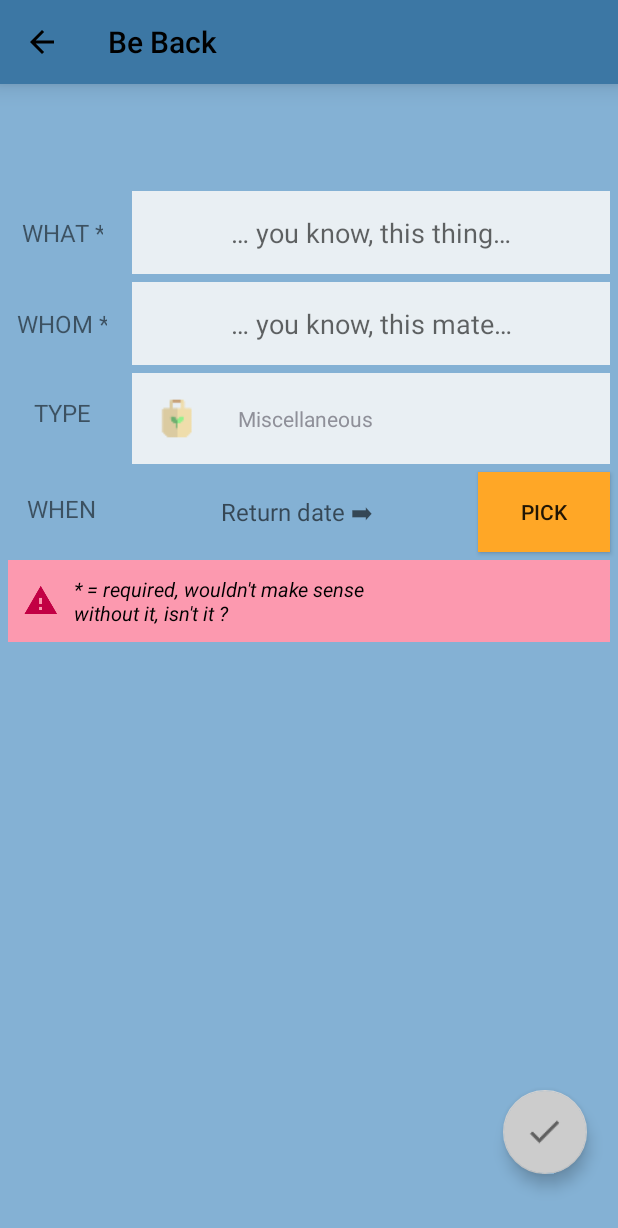
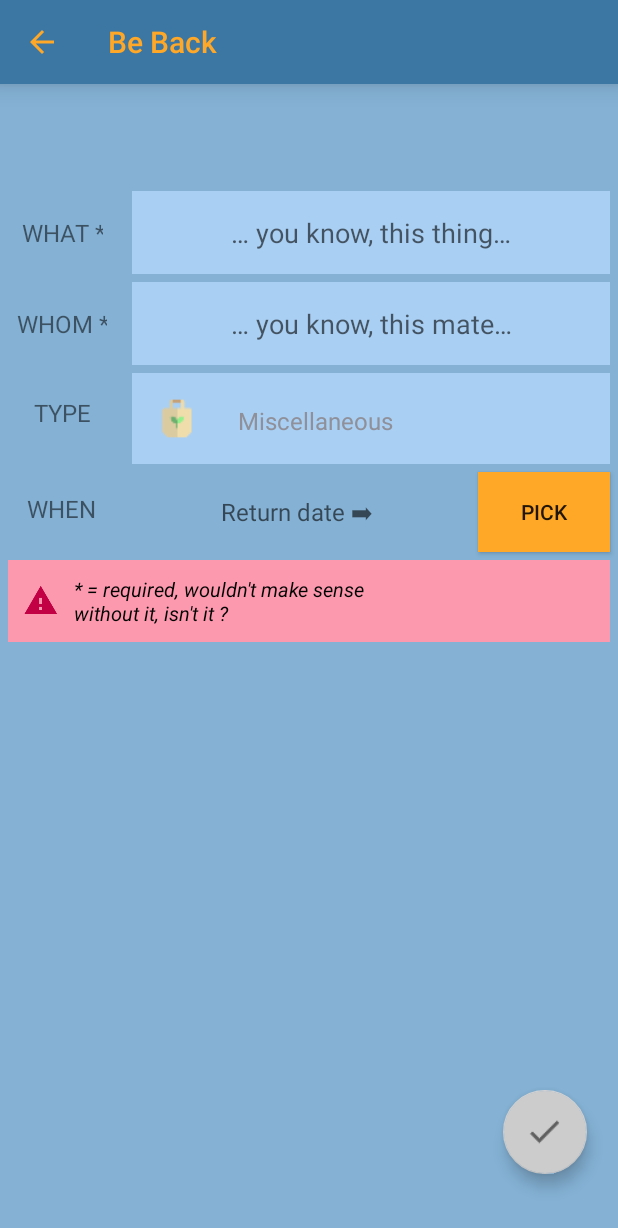
Before and after one commit to bertrandripoche/beback, an Android app: the AddLoanActivity screen opened directly, with no data from a screen before it, on a phone screen of 412 x 824 dp. Shown: the top 1228 px of the screen. Run offline under Robolectric (Android 15) with nearby library versions, the phone set to English and light mode, and no system bars; our stand-ins replace Firebase (no records; nobody signed in at launch, a user with empty details on screens opened directly); 4 statements that could not run were skipped.

Commit message:
Finally fixed the display bug of the recyclerView on the main LoanActivity screen!!

```diff
--- a/app/src/main/java/com/depuisletemps/beback/model/Loan.kt
+++ b/app/src/main/java/com/depuisletemps/beback/model/Loan.kt
@@ -1,6 +1,4 @@
 package com.depuisletemps.beback.model
-
-import java.util.*
 
 data class Loan (
     var requestor_id:String,
@@ -11,4 +9,6 @@ data class Loan (
     var creation_date : String,
     var due_date:String?,
     var returned_date:String?
-)
+){
+    constructor(): this("","", "", "", "", "", " ", "")
+}
--- a/app/src/main/java/com/depuisletemps/beback/ui/customview/CategoryItem.kt
+++ /dev/null
@@ -1,5 +0,0 @@
-package com.depuisletemps.beback.ui.customview
-
-import com.bumptech.glide.load.engine.bitmap_recycle.IntegerArrayAdapter
-
-class CategoryItem(categoryText: String, categoryImage: Int) {}
--- a/app/src/main/java/com/depuisletemps/beback/ui/recyclerview/LoanAdapter.kt
+++ b/app/src/main/java/com/depuisletemps/beback/ui/recyclerview/LoanAdapter.kt
@@ -1,5 +1,6 @@
 package com.depuisletemps.beback.ui.recyclerview
 
+import android.content.Context
 import android.view.LayoutInflater
 import android.view.ViewGroup
 import com.depuisletemps.beback.R
@@ -7,14 +8,14 @@ import com.depuisletemps.beback.model.Loan
 import com.firebase.ui.firestore.FirestoreRecyclerAdapter
 import com.firebase.ui.firestore.FirestoreRecyclerOptions
 
-class LoanAdapter(options: FirestoreRecyclerOptions<Loan>): FirestoreRecyclerAdapter<Loan,LoanViewHolder>(options) {
+class LoanAdapter(options: FirestoreRecyclerOptions<Loan>, private val context: Context): FirestoreRecyclerAdapter<Loan,LoanViewHolder>(options) {
 
     override fun onCreateViewHolder(parent: ViewGroup, viewType: Int): LoanViewHolder {
         return LoanViewHolder(LayoutInflater.from(parent.context).inflate(R.layout.loanactivity_recyclerview_item_loan, parent, false))
     }
 
     override fun onBindViewHolder(holder: LoanViewHolder, position: Int, loan: Loan) {
-        holder.updateWithLoan(loan, position)
+        holder.updateWithLoan(loan, position, context)
     }
 
 }
--- a/app/src/main/java/com/depuisletemps/beback/ui/recyclerview/LoanViewHolder.kt
+++ b/app/src/main/java/com/depuisletemps/beback/ui/recyclerview/LoanViewHolder.kt
@@ -1,11 +1,14 @@
 package com.depuisletemps.beback.ui.recyclerview
 
+import android.content.Context
 import android.graphics.Color
 import android.view.View
+import androidx.core.content.ContextCompat
 import androidx.recyclerview.widget.RecyclerView
 import com.depuisletemps.beback.R
 import com.depuisletemps.beback.model.Loan
 import com.depuisletemps.beback.utils.Utils
+import kotlinx.android.synthetic.main.activity_add_loan.*
 import kotlinx.android.synthetic.main.loanactivity_recyclerview_item_loan.view.*
 
 class LoanViewHolder(view: View): RecyclerView.ViewHolder(view) {
@@ -14,16 +17,27 @@ class LoanViewHolder(view: View): RecyclerView.ViewHolder(view) {
     val product = view.item_product
     val recipient = view.item_recipient
     val loanType = view.item_loan_type
-    val returnDate = view.item_return_date
+    val toFrom = view.item_to_from
+    val dueDate = view.item_due_date
     val utils:Utils = Utils()
 
-    fun updateWithLoan(loan: Loan, position: Int) {
-        if (position % 2 == 0) item?.setBackgroundColor(Color.parseColor("e9eff3"))
-        else item?.setBackgroundColor(Color.parseColor("84b1d4"))
+    fun updateWithLoan(loan: Loan, position: Int, context:Context) {
+        val primaryLightColor = ContextCompat.getColor(context, R.color.primaryLightColor)
+        val primaryColor = ContextCompat.getColor(context, R.color.primaryColor)
+        if (position % 2 == 0) item?.setBackgroundColor(primaryLightColor)
+        else item?.setBackgroundColor(primaryColor)
+
         category.setImageResource(utils.getIconFromCategory(loan.product_category))
         product.text = loan.product
-        if (loan.type == "lend") loanType.setImageResource(R.drawable.ic_loan)
-        else loanType.setImageResource(R.drawable.ic_borrowing)
-        returnDate.text = loan.returned_date.toString()
+        recipient.text = loan.recipient_id
+        if (loan.type == "lend") {
+            loanType.setImageResource(R.drawable.ic_loan)
+            toFrom.setText(R.string.lent_to)
+
+        } else {
+            loanType.setImageResource(R.drawable.ic_borrowing)
+            toFrom.setText(R.string.borrowed_from)
+        }
+        dueDate.text = loan.due_date.toString()
     }
 }
--- a/app/src/main/java/com/depuisletemps/beback/ui/view/LoanActivity.kt
+++ b/app/src/main/java/com/depuisletemps/beback/ui/view/LoanActivity.kt
@@ -26,7 +26,6 @@ class LoanActivity: BaseActivity() {
     lateinit var mProfileButton: MenuItem
     lateinit var mLoansRef: CollectionReference
     private var mAdapter: LoanAdapter? = null
-    private var mLoanList: List<Loan>? = null
     var mUser: FirebaseUser? = null
 
     override fun onCreate(savedInstanceState: Bundle?) {
@@ -98,12 +97,12 @@ class LoanActivity: BaseActivity() {
         val query = mLoansRef.whereEqualTo("requestor_id", requesterId)
 
         val options = FirestoreRecyclerOptions.Builder<Loan>().setQuery(query, Loan::class.java).build()
-        mAdapter = LoanAdapter(options)
+        mAdapter = LoanAdapter(options, this)
 
         if (activity_loan_recycler_view != null) {
             activity_loan_recycler_view.setHasFixedSize(true)
-            activity_loan_recycler_view.setLayoutManager(LinearLayoutManager(applicationContext))
-            activity_loan_recycler_view.setAdapter(mAdapter)
+            activity_loan_recycler_view.layoutManager = LinearLayoutManager(applicationContext)
+            activity_loan_recycler_view.adapter = mAdapter
         }
     }
 
@@ -144,4 +143,21 @@ class LoanActivity: BaseActivity() {
         intent.putExtra("type", type)
         startActivity(intent)
     }
+
+    /**
+     * This method indicates when the adapter needs to start listening
+     */
+    override fun onStart() {
+        super.onStart()
+        mAdapter!!.startListening()
+    }
+
+    /**
+     * This method indicates when the adapter needs to stop listening
+     */
+    override fun onStop() {
+        super.onStop()
+        mAdapter!!.stopListening()
+    }
+
 }
--- a/app/src/main/java/com/depuisletemps/beback/utils/Utils.kt
+++ b/app/src/main/java/com/depuisletemps/beback/utils/Utils.kt
@@ -13,11 +13,10 @@ class Utils {
      * @return the resource id Int which matches the categories
      */
     fun getIconFromCategory(category: String): Int {
-        val categories = arrayOf<String>("Miscelleanous","Appliance","Books","Clothes","Games","Money","Sport","Tools","Utensil")
+        val categories = arrayOf<String>("Miscellaneous","Appliance","Books","Clothes","Games","Money","Sport","Tools","Utensil")
         val icons = arrayOf<Int>(R.drawable.ic_miscellaneous,R.drawable.ic_appliance,R.drawable.ic_books,R.drawable.ic_clothes,R.drawable.ic_games,R.drawable.ic_money,R.drawable.ic_sport,R.drawable.ic_tools,R.drawable.ic_kitchen)
 
         val index:Int = categories.indexOf(category)
-        println("Index :"+index)
         return icons[index]
     }
 
--- /dev/null
+++ b/app/src/main/res/layout-land/activity_add_loan.xml
@@ -0,0 +1,244 @@
+<?xml version="1.0" encoding="utf-8"?>
+<androidx.constraintlayout.widget.ConstraintLayout xmlns:android="http://schemas.android.com/apk/res/android"
+        android:layout_width="match_parent"
+        android:layout_height="match_parent"
+        android:id="@+id/activity_add_loan_container"
+        android:background="@color/primaryColor"
+        xmlns:app="http://schemas.android.com/apk/res-auto">
+
+    <include layout="@layout/toolbar"
+            app:layout_constraintTop_toTopOf="parent"/>
+
+    <TextView
+            android:id="@+id/loan_type"
+            android:layout_width="match_parent"
+            android:layout_height="wrap_content"
+            android:padding="@dimen/extra"
+            android:textSize="@dimen/title_size"
+            android:textAllCaps="true"
+            android:textAlignment="center"
+            android:gravity="center_vertical"
+            app:layout_constraintTop_toBottomOf="@+id/toolbar"
+            />
+
+    <TextView
+            android:id="@+id/loan_product_title"
+            android:layout_width="wrap_content"
+            android:layout_height="wrap_content"
+            android:padding="@dimen/extra"
+            android:textSize="@dimen/text_size_max"
+            android:textAllCaps="true"
+            android:textAlignment="center"
+            android:gravity="center_vertical"
+            android:text="@string/what"
+            app:layout_constraintTop_toBottomOf="@+id/loan_type"
+            app:layout_constraintBottom_toTopOf="@+id/spinner_loan_categories"
+            app:layout_constraintLeft_toLeftOf="parent"
+            app:layout_constraintRight_toLeftOf="@+id/guideline_vertical_left"
+            />
+
+    <EditText
+            android:id="@+id/loan_product"
+            android:layout_width="0dp"
+            android:layout_height="wrap_content"
+            android:padding="@dimen/extra"
+            android:layout_margin="@dimen/basic"
+            android:hint="@string/product_hint"
+            android:background="@color/primaryLightColor"
+            android:textAlignment="center"
+            app:layout_constraintTop_toBottomOf="@+id/loan_type"
+            app:layout_constraintBottom_toTopOf="@+id/spinner_loan_categories"
+            app:layout_constraintLeft_toRightOf="@id/guideline_vertical_left"
+            app:layout_constraintRight_toRightOf="@+id/guideline_vertical_center"
+            />
+
+    <TextView
+            android:id="@+id/loan_recipient_title"
+            android:layout_width="wrap_content"
+            android:layout_height="wrap_content"
+            android:padding="@dimen/extra"
+            android:textSize="@dimen/text_size_max"
+            android:textAllCaps="true"
+            android:textAlignment="center"
+            android:gravity="center_vertical"
+            android:text="@string/whom"
+            app:layout_constraintTop_toBottomOf="@+id/loan_type"
+            app:layout_constraintBottom_toTopOf="@+id/spinner_loan_categories"
+            app:layout_constraintLeft_toRightOf="@id/guideline_vertical_center"
+            app:layout_constraintRight_toRightOf="@+id/guideline_vertical_center_right"
+            />
+
+    <EditText
+            android:id="@+id/loan_recipient"
+            android:layout_width="0dp"
+            android:layout_height="wrap_content"
+            android:padding="@dimen/extra"
+            android:layout_margin="@dimen/basic"
+            android:hint="@string/recipient_hint"
+            android:background="@color/primaryLightColor"
+            android:textAlignment="center"
+            app:layout_constraintTop_toBottomOf="@+id/loan_type"
+            app:layout_constraintBottom_toTopOf="@+id/spinner_loan_categories"
+            app:layout_constraintLeft_toRightOf="@id/guideline_vertical_center_right"
+            app:layout_constraintRight_toRightOf="parent"
+            />
+
+    <TextView
+            android:id="@+id/loan_spinner_title"
+            android:layout_width="wrap_content"
+            android:layout_height="wrap_content"
+            android:padding="@dimen/extra"
+            android:layout_margin="@dimen/basic"
+            android:textSize="@dimen/text_size_max"
+            android:textAllCaps="true"
+            android:textAlignment="center"
+            android:gravity="center_vertical"
+            android:text="@string/type"
+            app:layout_constraintTop_toBottomOf="@+id/loan_recipient"
+            app:layout_constraintLeft_toLeftOf="parent"
+            app:layout_constraintRight_toLeftOf="@+id/guideline_vertical_left"
+            />
+
+    <Spinner
+            android:id="@+id/spinner_loan_categories"
+            android:layout_width="0dp"
+            android:layout_height="wrap_content"
+            android:padding="@dimen/basic"
+            android:layout_margin="@dimen/basic"
+            android:background="@color/primaryLightColor"
+            app:layout_constraintTop_toBottomOf="@+id/loan_recipient"
+            app:layout_constraintLeft_toLeftOf="@+id/guideline_vertical_left"
+            app:layout_constraintRight_toLeftOf="@+id/guideline_vertical_center"
+            />
+
+    <TextView
+            android:id="@+id/loan_return_date_title"
+            android:layout_width="wrap_content"
+            android:layout_height="wrap_content"
+            android:padding="@dimen/extra"
+            android:layout_margin="@dimen/basic"
+            android:textSize="@dimen/text_size_max"
+            android:textAllCaps="true"
+            android:textAlignment="center"
+            android:gravity="center_vertical"
+            android:text="@string/when"
+            app:layout_constraintTop_toBottomOf="@+id/loan_recipient"
+            app:layout_constraintLeft_toLeftOf="@+id/guideline_vertical_center"
+            app:layout_constraintRight_toLeftOf="@+id/guideline_vertical_center_right"
+            />
+
+    <TextView
+            android:id="@+id/loan_return_date"
+            android:layout_width="0dp"
+            android:layout_height="wrap_content"
+            android:padding="@dimen/extra"
+            android:layout_margin="@dimen/basic"
+            android:hint="@string/return_date_hint"
+            android:background="@color/primaryColor"
+            android:textSize="@dimen/text_size_max"
+            android:textAlignment="center"
+            app:layout_constraintTop_toBottomOf="@+id/loan_recipient"
+            app:layout_constraintLeft_toLeftOf="@+id/guideline_vertical_center_right"
+            app:layout_constraintRight_toLeftOf="@+id/mBtnCancelDate"
+            />
+
+    <ImageButton
+            android:id="@+id/mBtnCancelDate"
+            android:layout_width="wrap_content"
+            android:layout_height="0dp"
+            android:background="@color/secondaryColor"
+            android:onClick="cancelDate"
+            android:paddingEnd="@dimen/basic"
+            android:paddingStart="@dimen/basic"
+            android:src="@drawable/ic_cancel"
+            android:visibility="gone"
+            android:contentDescription="@string/cancel"
+            app:layout_constraintTop_toTopOf="@+id/loan_return_date"
+            app:layout_constraintBottom_toBottomOf="@+id/loan_return_date"
+            app:layout_constraintLeft_toRightOf="@+id/loan_return_date"
+            app:layout_constraintRight_toLeftOf="@id/mBtnPick"/>
+
+    <Button
+            android:id="@+id/mBtnPick"
+            android:layout_width="wrap_content"
+            android:layout_height="0dp"
+            android:background="@color/secondaryColor"
+            android:layout_marginStart="@dimen/basic"
+            android:layout_marginEnd="@dimen/basic"
+            android:text="@string/pick"
+            android:onClick="clickDataPicker"
+            app:layout_constraintTop_toTopOf="@+id/loan_return_date"
+            app:layout_constraintBottom_toBottomOf="@+id/loan_return_date"
+            app:layout_constraintLeft_toRightOf="@+id/mBtnCancelDate"
+            app:layout_constraintRight_toRightOf="parent"/>
+
+    <TextView
+            android:id="@+id/warning"
+            android:layout_width="0dp"
+            android:layout_height="wrap_content"
+            android:layout_margin="@dimen/basic"
+            android:textStyle="italic"
+            android:textColor="@color/black"
+            android:text="@string/mandatory_information"
+            android:textSize="@dimen/text_size"
+            android:textAlignment="center"
+            android:gravity="center_vertical"
+            android:background="@color/light_pink"
+            android:padding="@dimen/middle"
+            android:drawablePadding="@dimen/middle"
+            android:drawableStart="@drawable/ic_warning_pink"
+            app:layout_constraintBottom_toBottomOf="parent"
+            app:layout_constraintLeft_toLeftOf="parent"
+            app:layout_constraintRight_toLeftOf="@+id/guideline_vertical_center"/>
+
+
+    <androidx.constraintlayout.widget.Guideline
+            android:id="@+id/guideline_vertical_right"
+            android:layout_width="1dp"
+            android:layout_height="wrap_content"
+            android:orientation="vertical"
+            app:layout_constraintGuide_percent="0.95"/>
+    <androidx.constraintlayout.widget.Guideline
+            android:id="@+id/guideline_vertical_left"
+            android:layout_width="1dp"
+            android:layout_height="wrap_content"
+            android:orientation="vertical"
+            app:layout_constraintGuide_percent="0.1"/>
+    <androidx.constraintlayout.widget.Guideline
+            android:id="@+id/guideline_vertical_center"
+            android:layout_width="1dp"
+            android:layout_height="wrap_content"
+            android:orientation="vertical"
+            app:layout_constraintGuide_percent="0.5"/>
+    <androidx.constraintlayout.widget.Guideline
+            android:id="@+id/guideline_vertical_center_right"
+            android:layout_width="1dp"
+            android:layout_height="wrap_content"
+            android:orientation="vertical"
+            app:layout_constraintGuide_percent="0.6"/>
+    <androidx.constraintlayout.widget.Guideline
+            android:id="@+id/guideline_horizontal_middle"
+            android:layout_width="wrap_content"
+            android:layout_height="1dp"
+            android:orientation="horizontal"
+            app:layout_constraintGuide_percent="0.85"/>
+    <androidx.constraintlayout.widget.Guideline
+            android:id="@+id/guideline_horizontal"
+            android:layout_width="wrap_content"
+            android:layout_height="1dp"
+            android:orientation="horizontal"
+            app:layout_constraintGuide_percent="0.95"/>
+
+    <com.google.android.material.floatingactionbutton.FloatingActionButton
+            android:id="@+id/mBtnSubmit"
+            android:layout_width="wrap_content"
+            android:layout_height="wrap_content"
+            android:clickable="true"
+            android:focusable="true"
+            android:src="@drawable/ic_submit"
+            app:fabSize="normal"
+            app:maxImageSize="40dp"
+            app:layout_constraintBottom_toBottomOf="@+id/guideline_horizontal"
+            app:layout_constraintRight_toLeftOf="@+id/guideline_vertical_right"/>
+
+</androidx.constraintlayout.widget.ConstraintLayout>
--- a/app/src/main/res/layout-land/activity_loan.xml
+++ b/app/src/main/res/layout-land/activity_loan.xml
@@ -11,7 +11,7 @@
 
     <androidx.recyclerview.widget.RecyclerView
             android:id="@+id/activity_loan_recycler_view"
-            android:background="@color/secondaryColor"
+            android:background="@color/primaryColor"
             android:layout_width="match_parent"
             android:layout_height="match_parent">
     </androidx.recyclerview.widget.RecyclerView>
@@ -54,7 +54,7 @@
         android:id="@+id/mBtnFilter"
         android:layout_width="wrap_content"
         android:layout_height="wrap_content"
-        android:backgroundTint="@color/primaryColor"
+        android:backgroundTint="@color/secondaryColor"
         android:clickable="true"
         android:focusable="true"
         android:src="@drawable/ic_filter"
@@ -67,7 +67,7 @@
             android:id="@+id/mBtnAdd"
             android:layout_width="wrap_content"
             android:layout_height="wrap_content"
-            android:backgroundTint="@color/primaryColor"
+            android:backgroundTint="@color/secondaryColor"
             android:clickable="true"
             android:focusable="true"
             android:src="@drawable/ic_add"
--- a/app/src/main/res/layout/loanactivity_recyclerview_item_loan.xml
+++ b/app/src/main/res/layout/loanactivity_recyclerview_item_loan.xml
@@ -39,7 +39,6 @@
             android:textSize="@dimen/text_size"
             android:textStyle="italic"
             android:paddingEnd="@dimen/basic"
-            android:text="Emprunté à"
             android:textColor="@color/red"
             app:layout_constraintRight_toLeftOf="@+id/item_recipient"
             app:layout_constraintTop_toBottomOf="@id/item_product"
@@ -67,18 +66,17 @@
                 android:layout_margin="@dimen/middle"
                 app:layout_constraintBottom_toBottomOf="parent"
                 app:layout_constraintTop_toBottomOf="@id/item_product"
-                app:layout_constraintRight_toLeftOf="@id/item_return_date"/>
+                app:layout_constraintRight_toLeftOf="@id/item_due_date"/>
 
 
 
     <TextView
-            android:id="@+id/item_return_date"
+            android:id="@+id/item_due_date"
             android:layout_width="wrap_content"
             android:layout_height="match_parent"
             android:gravity="center_vertical"
             android:layout_marginBottom="@dimen/basic"
             android:textSize="@dimen/text_size"
-            android:text="Retour\n26/03/20"
             android:textStyle="bold"
             android:layout_marginEnd="@dimen/default_margin"
             android:textColor="@color/red"
--- a/app/src/main/res/layout/spinner_loan_categories.xml
+++ b/app/src/main/res/layout/spinner_loan_categories.xml
@@ -17,6 +17,7 @@
             android:layout_width="wrap_content"
             android:layout_height="0dp"
             android:padding="@dimen/extra"
+            android:textSize="@dimen/text_size_max"
             app:layout_constraintLeft_toRightOf="@+id/image_category"
             app:layout_constraintTop_toTopOf="@+id/image_category"
             app:layout_constraintBottom_toBottomOf="@+id/image_category"
--- a/app/src/main/res/values/colors.xml
+++ b/app/src/main/res/values/colors.xml
@@ -1,7 +1,7 @@
 <?xml version="1.0" encoding="utf-8"?>
 <resources>
     <color name="primaryColor">#84b1d4</color>
-    <color name="primaryLightColor">#e9eff3</color>
+    <color name="primaryLightColor">#a9cff3</color>
     <color name="primaryDarkColor">#3c77a4</color>
     <color name="secondaryColor">#ffa726</color>
     <color name="secondaryLightColor">#ffd95b</color>
--- a/app/src/main/res/values/strings.xml
+++ b/app/src/main/res/values/strings.xml
@@ -37,6 +37,8 @@
     <string name="pick">PICK</string>
     <string name="mandatory_information">* = required, wouldn\'t make sense\nwithout it, isn\'t it ?</string>
     <string name="invalid_form">Damned it !\nI forgot the required fields !</string>
+    <string name="lent_to">Lent to</string>
+    <string name="borrowed_from">Borrowed from</string>
 
     <!--    PRODUCT CATEGORY-->
     <string-array name="product_category">
--- a/app/src/main/res/values/styles.xml
+++ b/app/src/main/res/values/styles.xml
@@ -10,7 +10,7 @@
 
     <!-- Toolbar -->
     <style name="ToolbarTheme" parent="@style/ThemeOverlay.AppCompat.Dark.ActionBar">
-        <item name="android:textColorPrimary">@color/black</item>
+        <item name="android:textColorPrimary">@color/secondaryColor</item>
         <item name="android:itemBackground">@color/primaryDarkColor</item>
         <item name="android:textColor">@color/black</item>
     </style>
```
